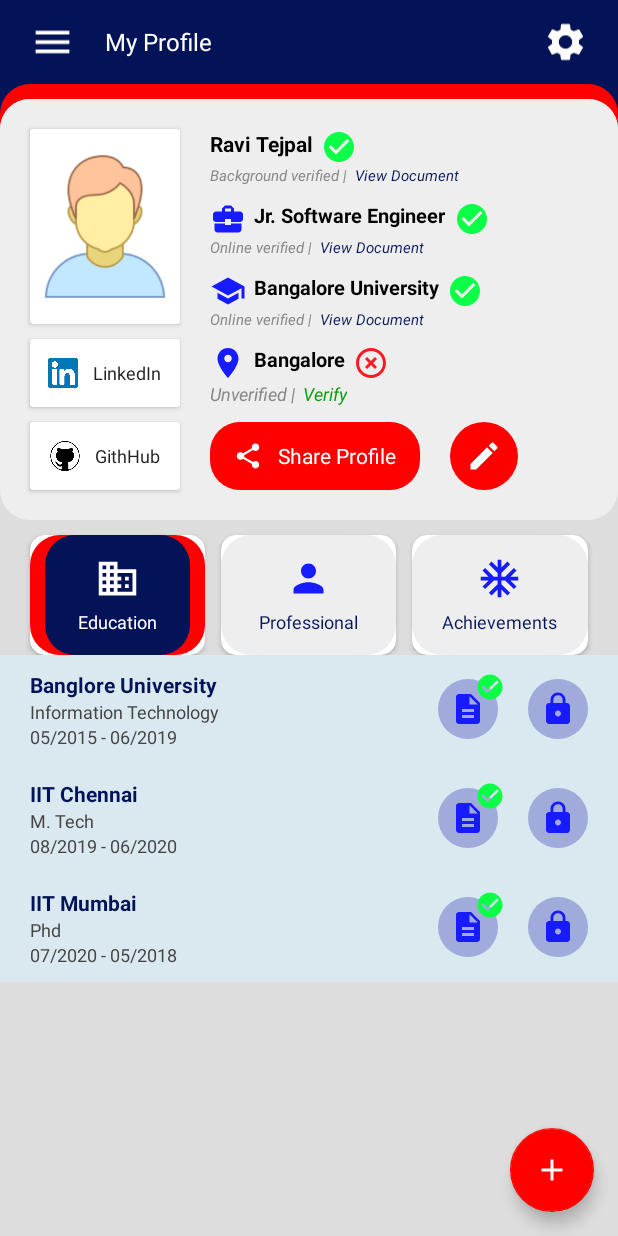
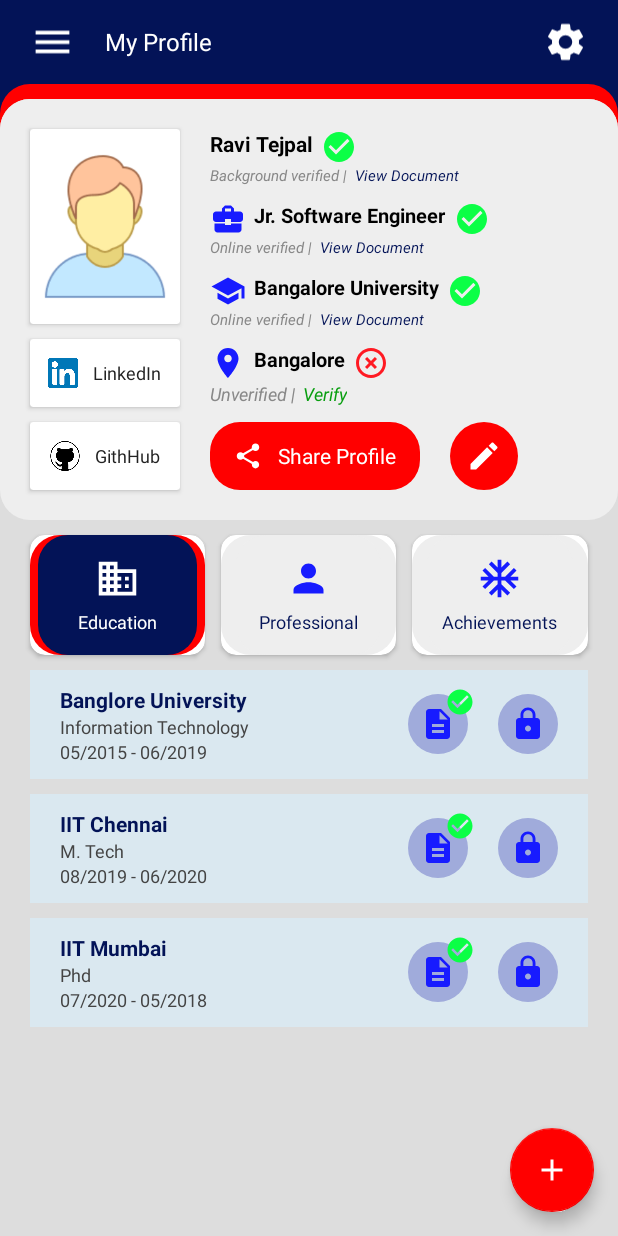
Before and after one commit to koushikcse/Android-Test-Works, an Android app: the screen it shows after launch (MainActivity), on a phone screen of 412 x 824 dp. Run offline under Robolectric (Android 15) with nearby library versions, the phone set to English and light mode, and no system bars; our stand-ins replace data binding.

Commit message:
Design test

```diff
--- a/designTest/app/src/main/res/layout/activity_main.xml
+++ b/designTest/app/src/main/res/layout/activity_main.xml
@@ -335,6 +335,7 @@
                             android:layout_marginStart="20dp"
                             android:layout_marginTop="10dp"
                             android:layout_marginEnd="5dp"
+                            android:layout_marginBottom="10dp"
                             android:layout_weight="1"
                             app:cardCornerRadius="10dp">
 
@@ -346,8 +347,8 @@
                                 <LinearLayout
                                     android:layout_width="match_parent"
                                     android:layout_height="match_parent"
-                                    android:layout_marginStart="10dp"
-                                    android:layout_marginEnd="10dp"
+                                    android:layout_marginStart="5dp"
+                                    android:layout_marginEnd="5dp"
                                     android:background="@drawable/bg_rounded_blue"
                                     android:gravity="center"
                                     android:orientation="vertical">
@@ -374,6 +375,7 @@
                             android:layout_marginStart="5dp"
                             android:layout_marginTop="10dp"
                             android:layout_marginEnd="5dp"
+                            android:layout_marginBottom="10dp"
                             android:layout_weight="1"
                             app:cardCornerRadius="10dp">
 
@@ -413,6 +415,7 @@
                             android:layout_marginStart="5dp"
                             android:layout_marginTop="10dp"
                             android:layout_marginEnd="20dp"
+                            android:layout_marginBottom="10dp"
                             android:layout_weight="1"
                             app:cardCornerRadius="10dp">
 
@@ -451,7 +454,10 @@
                     <androidx.recyclerview.widget.RecyclerView
                         android:id="@+id/rvList"
                         android:layout_width="match_parent"
-                        android:layout_height="wrap_content" />
+                        android:layout_height="wrap_content"
+                        android:paddingStart="20dp"
+                        android:paddingEnd="20dp"
+                        android:scrollbars="none" />
                 </LinearLayout>
             </FrameLayout>
         </LinearLayout>
--- a/designTest/app/src/main/res/layout/item_list.xml
+++ b/designTest/app/src/main/res/layout/item_list.xml
@@ -4,57 +4,58 @@
     <RelativeLayout xmlns:android="http://schemas.android.com/apk/res/android"
         android:layout_width="match_parent"
         android:layout_height="wrap_content"
+        android:layout_marginBottom="10dp"
         android:background="@color/colorBlue2">
 
         <TextView
             android:id="@+id/tvHead"
             android:layout_width="wrap_content"
+            android:layout_height="wrap_content"
+            android:layout_marginStart="20dp"
             android:layout_marginTop="10dp"
-            android:layout_marginStart="20dp"
-            android:layout_height="wrap_content"
-            android:textStyle="bold"
             android:textColor="@color/colorBlue"
-            android:textSize="14sp" />
+            android:textSize="14sp"
+            android:textStyle="bold" />
 
         <TextView
             android:id="@+id/tvDes"
             android:layout_width="wrap_content"
-            android:textColor="@color/colorGray2"
-            android:layout_marginStart="20dp"
             android:layout_height="wrap_content"
             android:layout_below="@+id/tvHead"
+            android:layout_marginStart="20dp"
+            android:textColor="@color/colorGray2"
             android:textSize="12sp" />
 
         <TextView
             android:id="@+id/tvDate"
+            android:layout_width="wrap_content"
+            android:layout_height="wrap_content"
+            android:layout_below="@+id/tvDes"
             android:layout_marginStart="20dp"
-            android:layout_width="wrap_content"
             android:layout_marginBottom="10dp"
-            android:layout_height="wrap_content"
             android:textColor="@color/colorGray2"
-            android:layout_below="@+id/tvDes"
             android:textSize="12sp" />
 
         <RelativeLayout
             android:layout_width="50dp"
             android:layout_height="50dp"
             android:layout_centerVertical="true"
-            android:src="@drawable/bg_blue_circle"
             android:layout_marginEnd="10dp"
-            android:layout_toStartOf="@+id/btn_lock">
+            android:layout_toStartOf="@+id/btn_lock"
+            android:src="@drawable/bg_blue_circle">
 
             <ImageButton
                 android:layout_width="40dp"
+                android:layout_height="40dp"
                 android:layout_centerVertical="true"
                 android:background="@drawable/bg_blue_circle"
-                android:layout_height="40dp"
                 android:src="@drawable/ic_description_black_24dp" />
 
             <ImageView
                 android:layout_width="20dp"
                 android:layout_height="20dp"
+                android:layout_alignParentEnd="true"
                 android:layout_marginEnd="5dp"
-                android:layout_alignParentEnd="true"
                 android:src="@drawable/ic_check_circle_black_24dp" />
         </RelativeLayout>
 
```
Also changed, not shown: designTest/app/src/main/java/com/kusu/designtest/MainActivity.java (+5 -5 lines).
